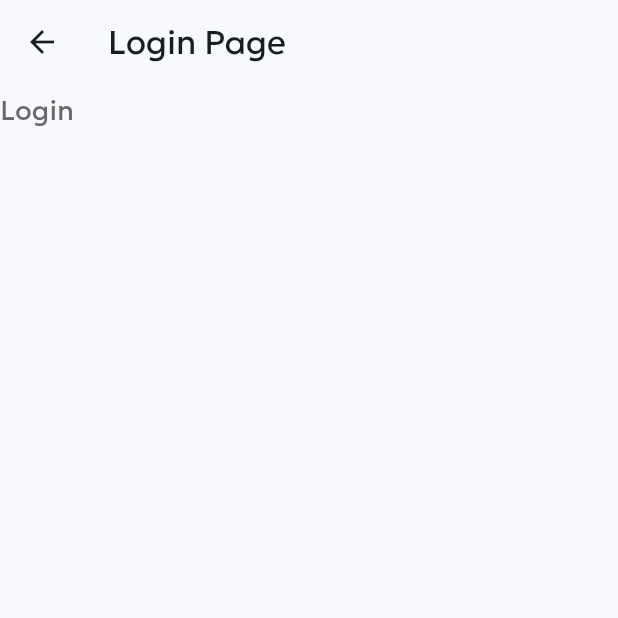
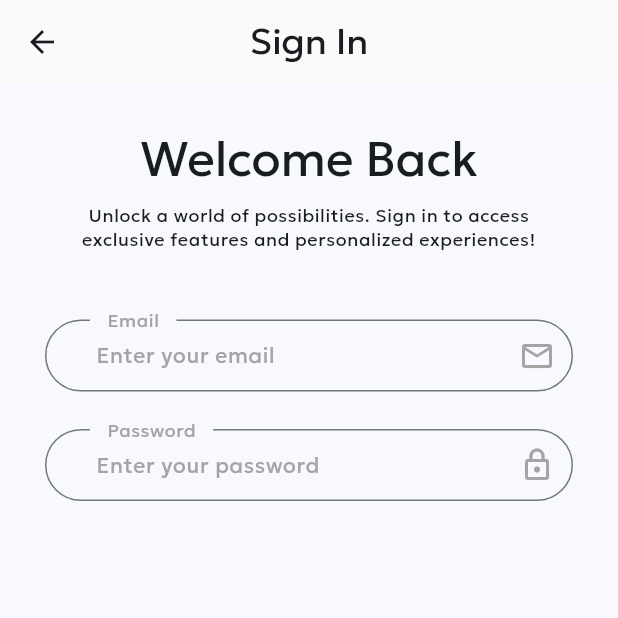
Before and after one commit to Sondos-Hijab/SoftwareGraduationProject, a Flutter app: the Login screen opened by its route, on a phone screen of 412 x 824 dp, the top half of it. Run offline on Flutter 3.47's test engine with Material 3 defaults, Android fonts, the light colour scheme and no system bars; our stand-ins replace get; project files that could hold a hidden picture were left out.

Commit message:
styling the login page and adding the needed widgets

```diff
--- a/fontend/software_grad_project/lib/view/screens/auth/login.dart
+++ b/fontend/software_grad_project/lib/view/screens/auth/login.dart
@@ -1,4 +1,8 @@
 import 'package:flutter/material.dart';
+import 'package:software_grad_project/core/constants/colors.dart';
+import 'package:software_grad_project/view/widgets/auth/customdescriptiontextauth.dart';
+import 'package:software_grad_project/view/widgets/auth/customtexttitleauth.dart';
+import 'package:software_grad_project/view/widgets/auth/customtextformauth.dart';
 
 class Login extends StatelessWidget {
   const Login({super.key});
@@ -7,11 +11,41 @@ class Login extends StatelessWidget {
   Widget build(BuildContext context) {
     return Scaffold(
       appBar: AppBar(
-        title: const Text("Login Page"),
+        centerTitle: true,
+        backgroundColor: AppColors.appWhite,
+        elevation: 0.0,
+        title: Text(
+          'Sign In',
+          style: Theme.of(context).textTheme.headlineSmall,
+        ),
       ),
       body: Container(
-        child: Text('Login'),
-      ),
+          padding: const EdgeInsets.symmetric(horizontal: 30, vertical: 15),
+          child: ListView(
+            children: const [
+              CustomTextTitleAuth(
+                titleText: "Welcome Back",
+              ),
+              CustomDescriptionTextAuth(
+                  description:
+                      "Unlock a world of possibilities. Sign in to access exclusive features and personalized experiences!"),
+              SizedBox(
+                height: 20,
+              ),
+              CustomeTextFormAuth(
+                hintText: "Enter your email",
+                labelText: "Email",
+                iconData: Icons.email_outlined,
+                //mycontroller:
+              ),
+              CustomeTextFormAuth(
+                hintText: "Enter your password",
+                labelText: "Password",
+                iconData: Icons.lock_outline,
+                //mycontroller:
+              ),
+            ],
+          )),
     );
   }
 }
--- /dev/null
+++ b/fontend/software_grad_project/lib/view/widgets/auth/customdescriptiontextauth.dart
@@ -0,0 +1,18 @@
+import 'package:flutter/material.dart';
+
+class CustomDescriptionTextAuth extends StatelessWidget {
+  final String description;
+  const CustomDescriptionTextAuth({super.key, required this.description});
+
+  @override
+  Widget build(BuildContext context) {
+    return Container(
+      margin: const EdgeInsets.symmetric(horizontal: 10),
+      child: Text(
+        description,
+        style: Theme.of(context).textTheme.bodySmall,
+        textAlign: TextAlign.center,
+      ),
+    );
+  }
+}
--- /dev/null
+++ b/fontend/software_grad_project/lib/view/widgets/auth/customtextformauth.dart
@@ -0,0 +1,46 @@
+import 'package:flutter/material.dart';
+import 'package:software_grad_project/core/constants/colors.dart';
+
+class CustomeTextFormAuth extends StatelessWidget {
+  final String hintText;
+  final String labelText;
+  final IconData iconData;
+  final TextEditingController? mycontroller;
+
+  const CustomeTextFormAuth(
+      {super.key,
+      required this.hintText,
+      required this.labelText,
+      required this.iconData,
+      this.mycontroller});
+
+  @override
+  Widget build(BuildContext context) {
+    return Container(
+      margin: const EdgeInsets.only(top: 25),
+      child: TextFormField(
+        controller: mycontroller,
+        decoration: InputDecoration(
+          hintText: hintText,
+          hintStyle: const TextStyle(fontSize: 14, color: AppColors.lightGrey),
+          floatingLabelBehavior: FloatingLabelBehavior.always,
+          contentPadding:
+              const EdgeInsets.symmetric(horizontal: 30, vertical: 5),
+          label: Container(
+            margin: const EdgeInsets.symmetric(horizontal: 10),
+            child: Text(
+              labelText,
+              style: const TextStyle(color: AppColors.lightGrey),
+            ),
+          ),
+          suffixIcon: Icon(iconData),
+          suffixIconColor: AppColors.lightGrey,
+          border: OutlineInputBorder(
+            borderSide: const BorderSide(color: AppColors.lightGrey),
+            borderRadius: BorderRadius.circular(30),
+          ),
+        ),
+      ),
+    );
+  }
+}
--- /dev/null
+++ b/fontend/software_grad_project/lib/view/widgets/auth/customtexttitleauth.dart
@@ -0,0 +1,18 @@
+import 'package:flutter/material.dart';
+
+class CustomTextTitleAuth extends StatelessWidget {
+  final String titleText;
+  const CustomTextTitleAuth({super.key, required this.titleText});
+
+  @override
+  Widget build(BuildContext context) {
+    return Container(
+      margin: const EdgeInsets.only(top: 15, bottom: 10),
+      child: Text(
+        titleText,
+        textAlign: TextAlign.center,
+        style: Theme.of(context).textTheme.headlineLarge,
+      ),
+    );
+  }
+}
```
